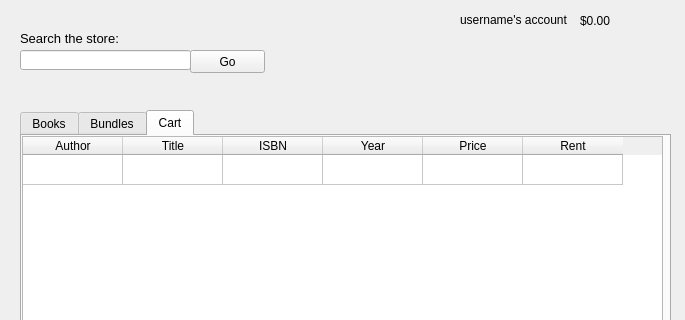
Above: mainwindow.ui from mprevir/bookstore_customer before the change; both pictures show x 0 to 685 and y 0 to 320 of the 685 by 468 pixel window. Below: the same form after it.
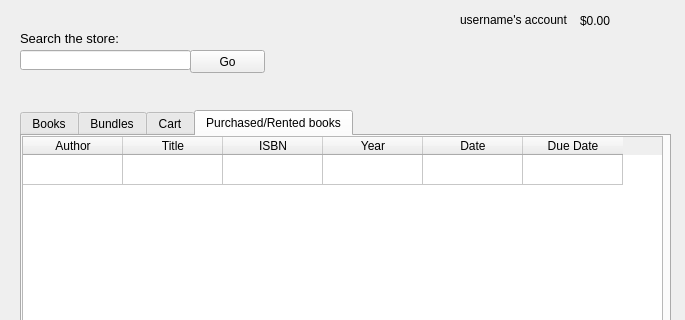
That is the form after the change. The open tabs and pages were chosen to show the change.

```diff
--- a/mainwindow.ui
+++ b/mainwindow.ui
@@ -186,7 +186,7 @@
         <x>0</x>
         <y>0</y>
         <width>641</width>
-        <height>321</height>
+        <height>271</height>
        </rect>
       </property>
       <property name="sizePolicy">
@@ -198,6 +198,9 @@
       <property name="editTriggers">
        <set>QAbstractItemView::NoEditTriggers</set>
       </property>
+      <attribute name="horizontalHeaderDefaultSectionSize">
+       <number>90</number>
+      </attribute>
       <attribute name="verticalHeaderVisible">
        <bool>false</bool>
       </attribute>
@@ -234,6 +237,118 @@
       <column>
        <property name="text">
         <string>Rent</string>
+       </property>
+      </column>
+      <column>
+       <property name="text">
+        <string/>
+       </property>
+      </column>
+      <item row="0" column="0">
+       <property name="text">
+        <string/>
+       </property>
+      </item>
+      <item row="0" column="5">
+       <property name="text">
+        <string/>
+       </property>
+       <property name="font">
+        <font>
+         <pointsize>10</pointsize>
+         <weight>75</weight>
+         <bold>true</bold>
+        </font>
+       </property>
+       <property name="textAlignment">
+        <set>AlignHCenter|AlignVCenter|AlignCenter</set>
+       </property>
+       <property name="foreground">
+        <brush brushstyle="NoBrush">
+         <color alpha="255">
+          <red>0</red>
+          <green>0</green>
+          <blue>0</blue>
+         </color>
+        </brush>
+       </property>
+      </item>
+     </widget>
+     <widget class="QPushButton" name="pushButton_2">
+      <property name="geometry">
+       <rect>
+        <x>250</x>
+        <y>280</y>
+        <width>151</width>
+        <height>23</height>
+       </rect>
+      </property>
+      <property name="text">
+       <string>Clear Cart</string>
+      </property>
+     </widget>
+    </widget>
+    <widget class="QWidget" name="tab_4">
+     <attribute name="title">
+      <string>Purchased/Rented books</string>
+     </attribute>
+     <widget class="QTableWidget" name="tableWidget_4">
+      <property name="enabled">
+       <bool>true</bool>
+      </property>
+      <property name="geometry">
+       <rect>
+        <x>0</x>
+        <y>0</y>
+        <width>641</width>
+        <height>321</height>
+       </rect>
+      </property>
+      <property name="sizePolicy">
+       <sizepolicy hsizetype="Fixed" vsizetype="Expanding">
+        <horstretch>0</horstretch>
+        <verstretch>0</verstretch>
+       </sizepolicy>
+      </property>
+      <property name="editTriggers">
+       <set>QAbstractItemView::NoEditTriggers</set>
+      </property>
+      <attribute name="verticalHeaderVisible">
+       <bool>false</bool>
+      </attribute>
+      <row>
+       <property name="text">
+        <string>test</string>
+       </property>
+      </row>
+      <column>
+       <property name="text">
+        <string>Author</string>
+       </property>
+      </column>
+      <column>
+       <property name="text">
+        <string>Title</string>
+       </property>
+      </column>
+      <column>
+       <property name="text">
+        <string>ISBN</string>
+       </property>
+      </column>
+      <column>
+       <property name="text">
+        <string>Year</string>
+       </property>
+      </column>
+      <column>
+       <property name="text">
+        <string>Date</string>
+       </property>
+      </column>
+      <column>
+       <property name="text">
+        <string>Due Date</string>
        </property>
       </column>
       <item row="0" column="0">
```
